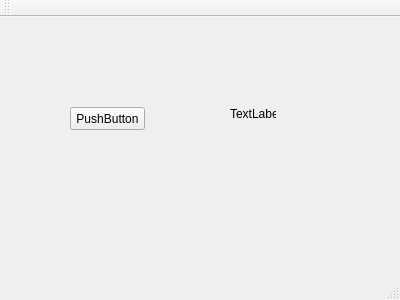
Old version of the form mainwindow.ui in the repository bebenekrobert/QtStates.
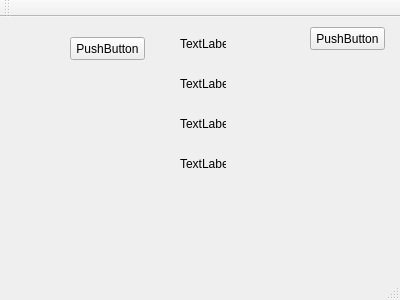
New version of the form.

Commit message: add 3 labels and quitBtn

```diff
--- a/mainwindow.ui
+++ b/mainwindow.ui
@@ -18,7 +18,7 @@
     <property name="geometry">
      <rect>
       <x>70</x>
-      <y>90</y>
+      <y>20</y>
       <width>75</width>
       <height>23</height>
      </rect>
@@ -30,8 +30,8 @@
    <widget class="QLabel" name="label">
     <property name="geometry">
      <rect>
-      <x>230</x>
-      <y>90</y>
+      <x>180</x>
+      <y>20</y>
       <width>46</width>
       <height>13</height>
      </rect>
@@ -40,6 +40,58 @@
      <string>TextLabel</string>
     </property>
    </widget>
+   <widget class="QLabel" name="label_2">
+    <property name="geometry">
+     <rect>
+      <x>180</x>
+      <y>60</y>
+      <width>46</width>
+      <height>13</height>
+     </rect>
+    </property>
+    <property name="text">
+     <string>TextLabel</string>
+    </property>
+   </widget>
+   <widget class="QLabel" name="label_3">
+    <property name="geometry">
+     <rect>
+      <x>180</x>
+      <y>100</y>
+      <width>46</width>
+      <height>13</height>
+     </rect>
+    </property>
+    <property name="text">
+     <string>TextLabel</string>
+    </property>
+   </widget>
+   <widget class="QLabel" name="label_4">
+    <property name="geometry">
+     <rect>
+      <x>180</x>
+      <y>140</y>
+      <width>46</width>
+      <height>13</height>
+     </rect>
+    </property>
+    <property name="text">
+     <string>TextLabel</string>
+    </property>
+   </widget>
+   <widget class="QPushButton" name="quitButton">
+    <property name="geometry">
+     <rect>
+      <x>310</x>
+      <y>10</y>
+      <width>75</width>
+      <height>23</height>
+     </rect>
+    </property>
+    <property name="text">
+     <string>PushButton</string>
+    </property>
+   </widget>
   </widget>
   <widget class="QMenuBar" name="menuBar">
    <property name="geometry">
```
